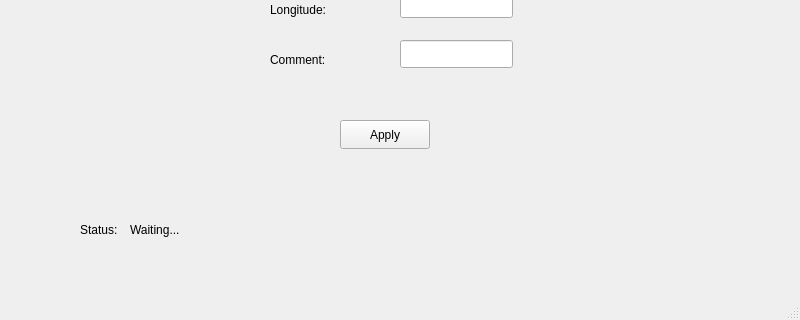
Above: mainwindow.ui from Ajays1210/Qt-QML before the change; both pictures show x 0 to 800 and y 280 to 600 of the 800 by 600 pixel window. Below: the same form after it.
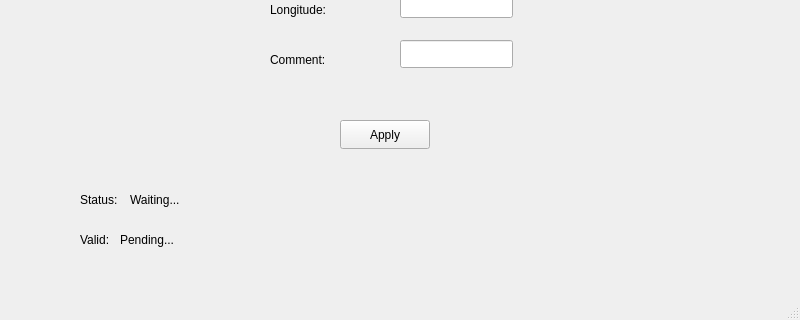
That is the form after the change.

Commit message: L4: minor update regardng ui addition

What changed in the file:
```diff
--- a/mainwindow.ui
+++ b/mainwindow.ui
@@ -142,7 +142,7 @@
     <property name="geometry">
      <rect>
       <x>130</x>
-      <y>500</y>
+      <y>470</y>
       <width>621</width>
       <height>20</height>
      </rect>
@@ -155,7 +155,7 @@
     <property name="geometry">
      <rect>
       <x>80</x>
-      <y>500</y>
+      <y>470</y>
       <width>63</width>
       <height>20</height>
      </rect>
@@ -164,6 +164,32 @@
      <string>Status:</string>
     </property>
    </widget>
+   <widget class="QLabel" name="validLabel">
+    <property name="geometry">
+     <rect>
+      <x>80</x>
+      <y>510</y>
+      <width>63</width>
+      <height>20</height>
+     </rect>
+    </property>
+    <property name="text">
+     <string>Valid:</string>
+    </property>
+   </widget>
+   <widget class="QLabel" name="validEditLabel">
+    <property name="geometry">
+     <rect>
+      <x>120</x>
+      <y>510</y>
+      <width>63</width>
+      <height>20</height>
+     </rect>
+    </property>
+    <property name="text">
+     <string>Pending...</string>
+    </property>
+   </widget>
   </widget>
   <widget class="QMenuBar" name="menubar">
    <property name="geometry">
```
The commit also changes 2 other files.
